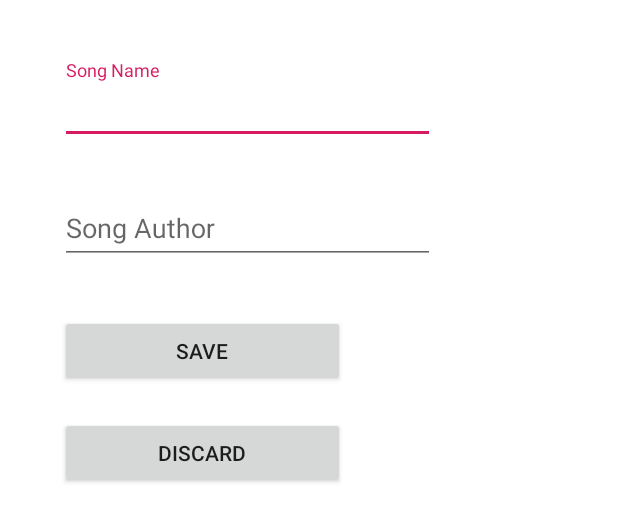
After one commit to pcf3333/RestClientAndroid, an Android app: the layout editform.xml on its own in the app's theme, with its tools: preview values and no code run, on a phone screen of 412 x 824 dp. The commit adds this screen. Shown: the top 521 px of the screen. Run offline under Robolectric (Android 15) with nearby library versions, the phone set to English and light mode, and no system bars.

Commit message:
All working Fine

```diff
--- a/app/src/main/java/service/TracksService.java
+++ b/app/src/main/java/service/TracksService.java
@@ -11,13 +11,14 @@ import retrofit2.http.Body;
 import retrofit2.http.DELETE;
 import retrofit2.http.GET;
 import retrofit2.http.POST;
+import retrofit2.http.PUT;
 import retrofit2.http.Path;
 
 public interface TracksService {
 
     //EL builder
     public static final Retrofit retrofit = new Retrofit.Builder()
-            .baseUrl("http://192.168.1.69:8080/")
+            .baseUrl("http://192.168.1.17:8080/")
             .addConverterFactory(GsonConverterFactory.create())
             .build();
 
@@ -31,4 +32,7 @@ public interface TracksService {
 
     @POST("dsaApp/tracks/")
     Call<Track> addTrack(@Body Track track);
+
+    @PUT("dsaApp/tracks/")
+    Call<Track> updateTrack(@Body Track track);
 }
--- /dev/null
+++ b/app/src/main/res/layout/editform.xml
@@ -0,0 +1,53 @@
+<?xml version="1.0" encoding="utf-8"?>
+<LinearLayout xmlns:android="http://schemas.android.com/apk/res/android"
+    xmlns:app="http://schemas.android.com/apk/res-auto"
+    xmlns:tools="http://schemas.android.com/tools"
+    android:layout_width="fill_parent"
+    android:layout_height="wrap_content"
+    android:background="@android:color/white"
+    android:orientation="vertical"
+    android:padding="40dip">
+
+
+    <com.google.android.material.textfield.TextInputLayout
+        android:id="@+id/TVname"
+        android:layout_width="250dp"
+        android:layout_height="60dp"
+        android:layout_marginBottom="20dp">
+
+        <com.google.android.material.textfield.TextInputEditText
+            android:layout_width="match_parent"
+            android:layout_height="wrap_content"
+            android:hint="Song Name" />
+    </com.google.android.material.textfield.TextInputLayout>
+
+    <com.google.android.material.textfield.TextInputLayout
+        android:id="@+id/TVauthor"
+        android:layout_width="250dp"
+        android:layout_height="60dp"
+        android:layout_marginBottom="30dp">
+
+
+        <com.google.android.material.textfield.TextInputEditText
+            android:layout_width="match_parent"
+            android:layout_height="wrap_content"
+            android:hint="Song Author" />
+    </com.google.android.material.textfield.TextInputLayout>
+
+    <Button
+        android:id="@+id/saveButton"
+        android:layout_width="190dp"
+        android:layout_height="wrap_content"
+        android:text="Save"
+        android:layout_marginBottom="20dp"
+        app:layout_constraintBottom_toBottomOf="parent"
+        app:layout_constraintHorizontal_bias="0.49"
+        app:layout_constraintVertical_bias="1.0" />
+
+    <Button
+        android:id="@+id/discardButton"
+        android:layout_width="190dp"
+        android:layout_height="wrap_content"
+        android:text="Discard" />
+
+</LinearLayout>
```
Also changed, not shown: app/src/main/java/com/example/restclient/MainActivity.java (+90 -6 lines), app/src/main/java/com/example/restclient/TrackAdapter.java (+25 -7 lines), app/src/main/res/layout/track_item.xml (+12 -3 lines).
